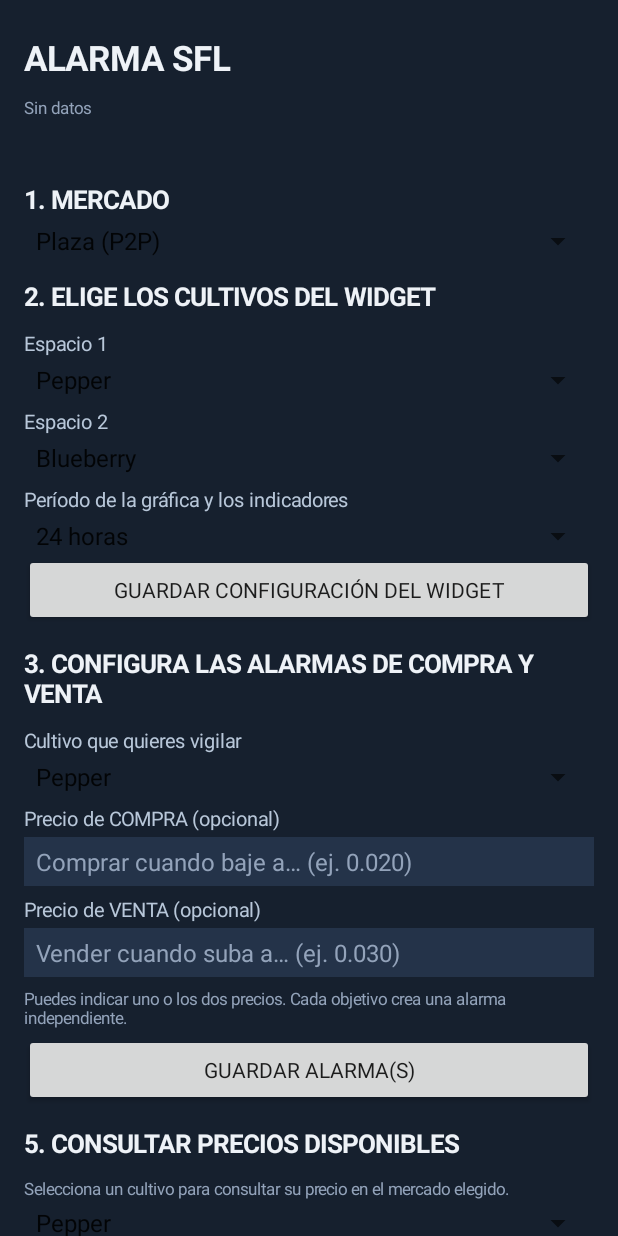
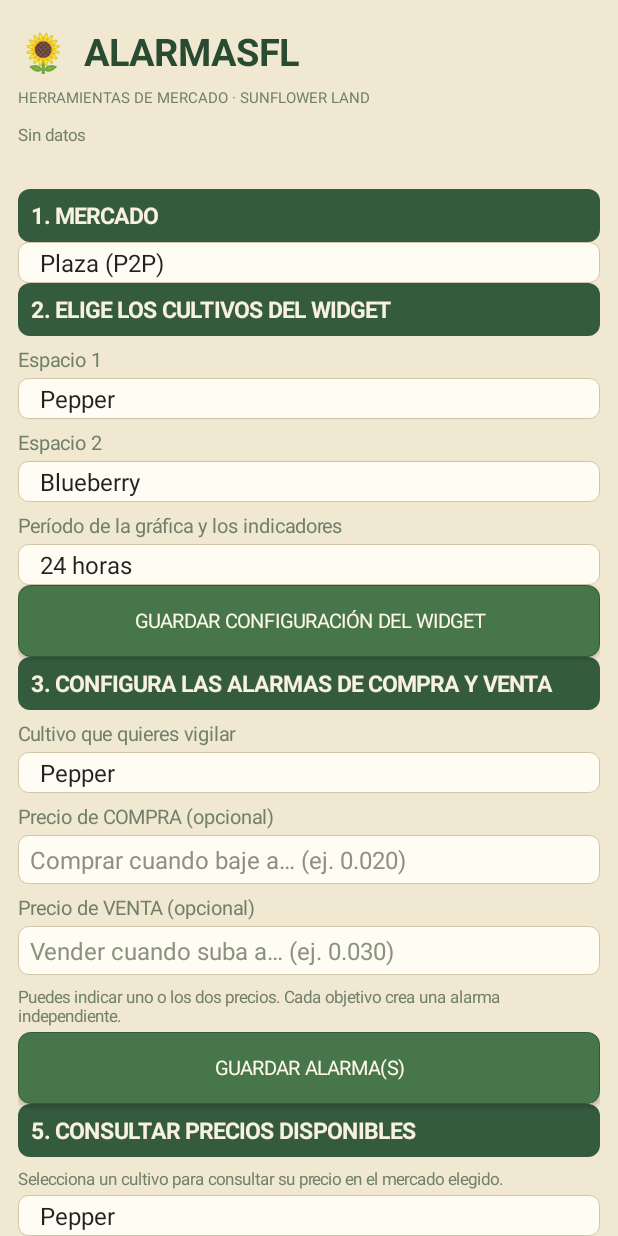
Before and after one commit to OnlyFinal/AlarmaSFL, an Android app: the screen it shows after launch (MainActivity), on a phone screen of 412 x 824 dp. Run offline under Robolectric (Android 15) with nearby library versions, the phone set to English and light mode, and no system bars; 2 statements that could not run were skipped.

Commit message:
Apply hybrid Sunflower Land visual theme

```diff
--- a/app/src/main/java/com/onlyfinal/alarmasfl/MainActivity.kt
+++ b/app/src/main/java/com/onlyfinal/alarmasfl/MainActivity.kt
@@ -41,19 +41,23 @@ class MainActivity : Activity() {
 
         val root = LinearLayout(this).apply {
             orientation = LinearLayout.VERTICAL
-            setPadding(24, 24, 24, 24)
-            setBackgroundColor(0xFF16202E.toInt())
+            setPadding(18, 18, 18, 24)
+            setBackgroundColor(0xFFF1E8D2.toInt())
         }
-        fun label(value: String, size: Float = 14f, color: Int = 0xFFEEF2F7.toInt()) =
+        fun label(value: String, size: Float = 14f, color: Int = 0xFF334638.toInt()) =
             TextView(this).apply {
                 text = value
                 textSize = size
                 setTextColor(color)
                 setPadding(0, 10, 0, 5)
             }
-        fun heading(value: String) = label(value, 17f).apply {
+        fun heading(value: String) = label(value, 15f, 0xFFF8F1DF.toInt()).apply {
             setTypeface(null, android.graphics.Typeface.BOLD)
-            setPadding(0, 20, 0, 7)
+            setPadding(13, 11, 13, 11)
+            background = android.graphics.drawable.GradientDrawable().apply {
+                setColor(0xFF355B3E.toInt())
+                cornerRadius = 12f
+            }
         }
         fun spinner(items: List<String>) = Spinner(this).apply {
             adapter = ArrayAdapter(this@MainActivity, android.R.layout.simple_spinner_item, items).also {
@@ -61,7 +65,7 @@ class MainActivity : Activity() {
             }
         }
         fun addField(title: String, field: EditText) {
-            root.addView(label(title, 13f, 0xFFB8C7D9.toInt()))
+            root.addView(label(title, 13f, 0xFF71806B.toInt()))
             root.addView(field, LinearLayout.LayoutParams(-1, -2))
         }
         fun priceInput(hintText: String) = EditText(this).apply {
@@ -70,13 +74,21 @@ class MainActivity : Activity() {
             setSingleLine(true)
             textSize = 16f
             setPadding(12, 8, 12, 8)
-            setTextColor(0xFFEEF2F7.toInt())
-            setHintTextColor(0xFF93A3BA.toInt())
-            setBackgroundColor(0xFF243349.toInt())
+            setTextColor(0xFF263B2D.toInt())
+            setHintTextColor(0xFF8B927E.toInt())
+            background = android.graphics.drawable.GradientDrawable().apply {
+                setColor(0xFFFFFCF4.toInt())
+                cornerRadius = 10f
+                setStroke(1, 0xFFD1C5A9.toInt())
+            }
         }
 
-        root.addView(label("ALARMA SFL", 23f).apply { setTypeface(null, android.graphics.Typeface.BOLD) })
-        updateLabel = label("Sin datos", 11f, 0xFF93A3BA.toInt())
+        root.addView(label("🌻  ALARMASFL", 25f, 0xFF294B32.toInt()).apply {
+            setTypeface(null, android.graphics.Typeface.BOLD)
+            setPadding(2, 8, 0, 0)
+        })
+        root.addView(label("HERRAMIENTAS DE MERCADO · SUNFLOWER LAND", 10f, 0xFF71806B.toInt()))
+        updateLabel = label("Sin datos", 11f, 0xFF71806B.toInt())
         root.addView(updateLabel)
         errorLabel = label("", 11f, 0xFFFFB4A8.toInt())
         root.addView(errorLabel)
@@ -87,11 +99,11 @@ class MainActivity : Activity() {
         root.addView(source)
 
         root.addView(heading("2. ELIGE LOS CULTIVOS DEL WIDGET"))
-        root.addView(label("Espacio 1", 13f, 0xFFB8C7D9.toInt()))
+        root.addView(label("Espacio 1", 13f, 0xFF71806B.toInt()))
         slotOne = spinner(crops); root.addView(slotOne)
-        root.addView(label("Espacio 2", 13f, 0xFFB8C7D9.toInt()))
+        root.addView(label("Espacio 2", 13f, 0xFF71806B.toInt()))
         slotTwo = spinner(crops); root.addView(slotTwo)
-        root.addView(label("Período de la gráfica y los indicadores", 13f, 0xFFB8C7D9.toInt()))
+        root.addView(label("Período de la gráfica y los indicadores", 13f, 0xFF71806B.toInt()))
         historyPeriod = spinner(periodLabels); root.addView(historyPeriod)
         root.addView(Button(this).apply {
             text = "GUARDAR CONFIGURACIÓN DEL WIDGET"
@@ -107,13 +119,13 @@ class MainActivity : Activity() {
         })
 
         root.addView(heading("3. CONFIGURA LAS ALARMAS DE COMPRA Y VENTA"))
-        root.addView(label("Cultivo que quieres vigilar", 13f, 0xFFB8C7D9.toInt()))
+        root.addView(label("Cultivo que quieres vigilar", 13f, 0xFF71806B.toInt()))
         cropForAlarm = spinner(crops); root.addView(cropForAlarm)
         alarmBuy = priceInput("Comprar cuando baje a… (ej. 0.020)")
         addField("Precio de COMPRA (opcional)", alarmBuy)
         alarmSell = priceInput("Vender cuando suba a… (ej. 0.030)")
         addField("Precio de VENTA (opcional)", alarmSell)
-        root.addView(label("Puedes indicar uno o los dos precios. Cada objetivo crea una alarma independiente.", 11f, 0xFF93A3BA.toInt()))
+        root.addView(label("Puedes indicar uno o los dos precios. Cada objetivo crea una alarma independiente.", 11f, 0xFF71806B.toInt()))
         root.addView(Button(this).apply {
             text = "GUARDAR ALARMA(S)"
             setOnClickListener {
@@ -139,9 +151,9 @@ class MainActivity : Activity() {
         })
 
         root.addView(heading("5. CONSULTAR PRECIOS DISPONIBLES"))
-        root.addView(label("Selecciona un cultivo para consultar su precio actual en el mercado elegido.", 11f, 0xFF93A3BA.toInt()))
+        root.addView(label("Selecciona un cultivo para consultar su precio actual en el mercado elegido.", 11f, 0xFF71806B.toInt()))
         priceCrop = spinner(crops); root.addView(priceCrop)
-        priceValue = label("Precio: --", 20f)
+        priceValue = label("Precio: --", 21f, 0xFF2F713F.toInt()).apply { setTypeface(null, android.graphics.Typeface.BOLD) }
         root.addView(priceValue)
 
         root.addView(heading("4. ALARMAS CONFIGURADAS"))
@@ -162,7 +174,7 @@ class MainActivity : Activity() {
                 Toast.makeText(this@MainActivity, "Actualización solicitada", Toast.LENGTH_SHORT).show()
             }
         })
-        root.addView(label("Las consultas automáticas se ejecutan en segundo plano. Android puede espaciar las actualizaciones.", 11f, 0xFF93A3BA.toInt()))
+        root.addView(label("Las consultas automáticas se ejecutan en segundo plano. Android puede espaciar las actualizaciones.", 11f, 0xFF71806B.toInt()))
 
         source.onItemSelectedListener = object : AdapterView.OnItemSelectedListener {
             override fun onNothingSelected(parent: AdapterView<*>?) {}
@@ -174,7 +186,37 @@ class MainActivity : Activity() {
             }
         }
 
+        fun applyControlStyle(view: View) {
+            when (view) {
+                is Button -> {
+                    view.background = android.graphics.drawable.GradientDrawable().apply {
+                        setColor(0xFF47764A.toInt())
+                        cornerRadius = 12f
+                        setStroke(1, 0xFF315B38.toInt())
+                    }
+                    view.setTextColor(0xFFFFF8E9.toInt())
+                    view.textSize = 13f
+                    view.isAllCaps = false
+                    view.setPadding(14, 12, 14, 12)
+                    view.elevation = 2f
+                }
+                is Spinner -> {
+                    view.background = android.graphics.drawable.GradientDrawable().apply {
+                        setColor(0xFFFFFCF4.toInt())
+                        cornerRadius = 10f
+                        setStroke(1, 0xFFD1C5A9.toInt())
+                    }
+                    view.setPadding(10, 4, 10, 4)
+                }
+                is CheckBox -> view.buttonTintList = android.content.res.ColorStateList.valueOf(0xFF47764A.toInt())
+            }
+            if (view is LinearLayout) for (i in 0 until view.childCount) applyControlStyle(view.getChildAt(i))
+        }
+        applyControlStyle(root)
+        window.statusBarColor = 0xFF294B32.toInt()
+        window.navigationBarColor = 0xFF294B32.toInt()
         setContentView(ScrollView(this).apply {
+            setBackgroundColor(0xFFF1E8D2.toInt())
             isFillViewport = true
             addView(root)
         })
@@ -259,12 +301,12 @@ class MainActivity : Activity() {
                 orientation = LinearLayout.HORIZONTAL
                 gravity = Gravity.CENTER_VERTICAL
                 setPadding(8, 5, 4, 5)
-                setBackgroundColor(0xFF1F2C3F.toInt())
+                setBackgroundColor(0xFFE5D8BA.toInt())
             }
             val check = CheckBox(this).apply {
                 text = "$crop · ${if (kind == "buy") "Compra ≤" else "Venta ≥"} ${fmt(target)}"
                 isChecked = alarm.optBoolean("enabled", true)
-                setTextColor(0xFFEEF2F7.toInt())
+                setTextColor(0xFF334638.toInt())
                 setOnCheckedChangeListener { _, checked ->
                     updateAlarm(id) { it.put("enabled", checked).put("armed", true) }
                 }
@@ -290,7 +332,7 @@ class MainActivity : Activity() {
         if (visible == 0) {
             alarmList.addView(TextView(this).apply {
                 text = "No hay alarmas para este mercado."
-                setTextColor(0xFF93A3BA.toInt())
+                setTextColor(0xFF71806B.toInt())
             })
         }
     }
```
